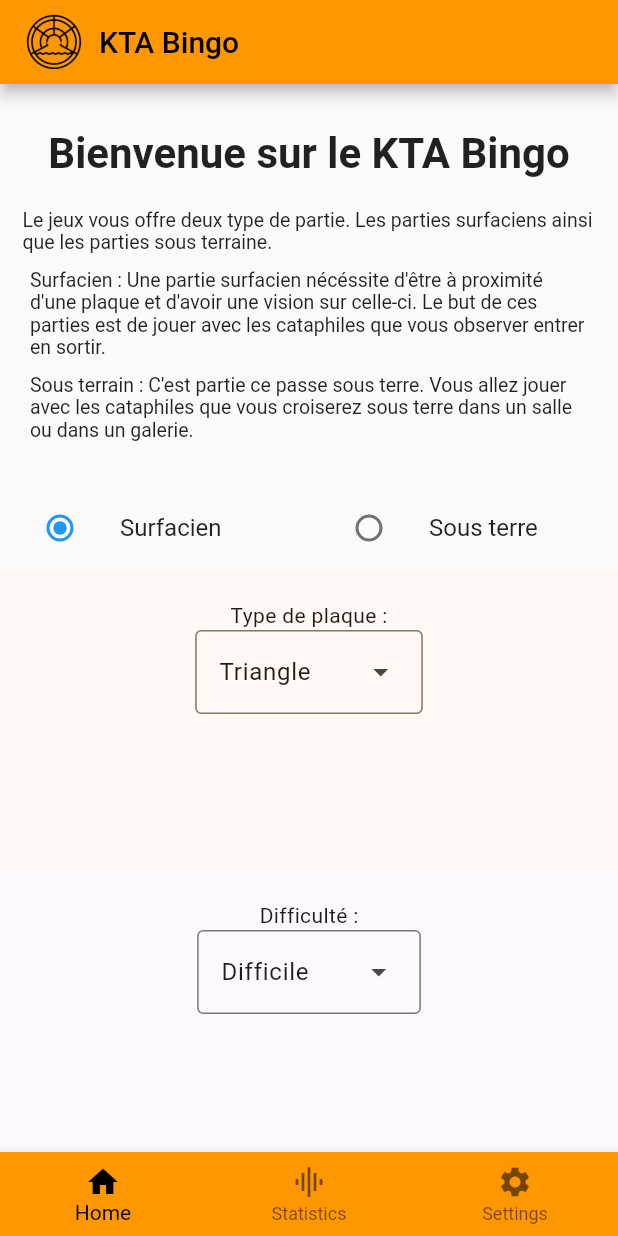
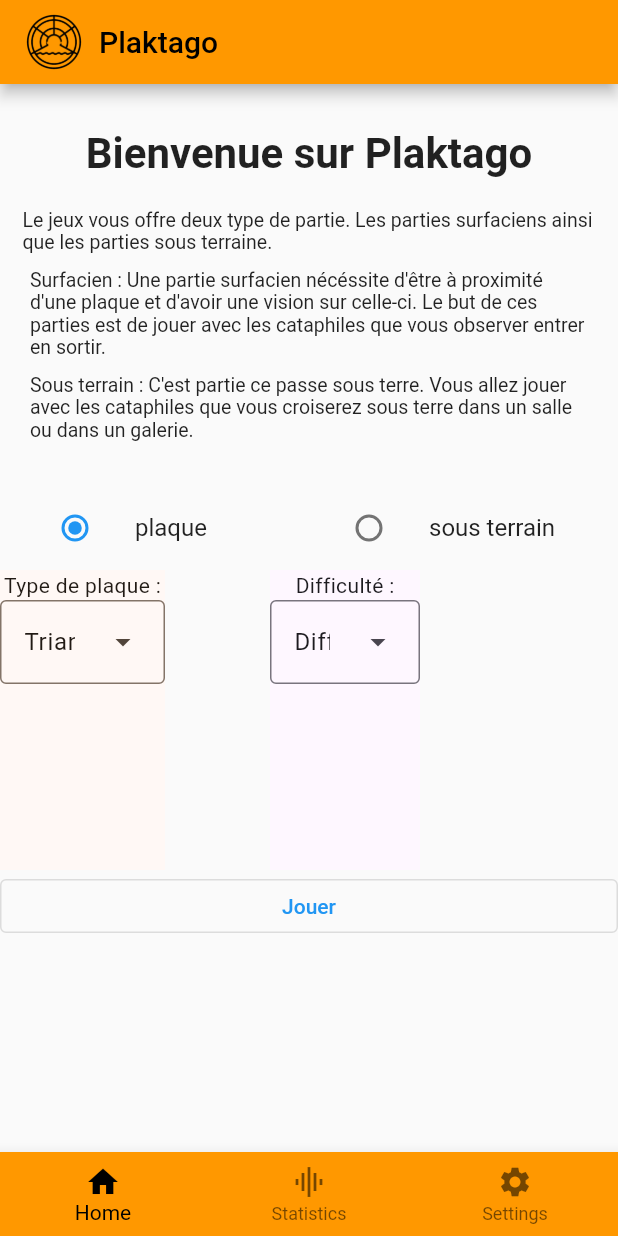
Before and after one commit to Extauren/Plaktago, a Flutter app: the screen it shows after launch, on a phone screen of 412 x 824 dp. Run offline on Flutter 3.47's test engine with Material 2 defaults, Android fonts, the light colour scheme and no system bars; our stand-ins replace stop_watch_timer.

Commit message:
Fix css display items

```diff
--- a/lib/game/board/board.dart
+++ b/lib/game/board/board.dart
@@ -9,7 +9,7 @@ class Board extends StatefulWidget {
   final Function changePoints;
   final VoidCallback resetPoint;
 
-  Board(
+  const Board(
       {Key? key,
       required this.gameType,
       required this.changePoints,
@@ -92,7 +92,7 @@ class _Board extends State<Board> {
   Widget build(BuildContext context) {
     return Column(children: [
       SizedBox(
-          height: 430,
+          height: 410,
           child: GridView.builder(
               gridDelegate: const SliverGridDelegateWithFixedCrossAxisCount(
                 crossAxisCount: nbLines,
--- a/lib/game/difficultyButton.dart
+++ b/lib/game/difficultyButton.dart
@@ -41,10 +41,11 @@ class _DifficultyButtonState extends State<DifficultyButton> {
           child: Column(
             children: <Widget>[
               Padding(
-                padding: const EdgeInsets.symmetric(vertical: 20),
-                child: Center(
+                  padding: const EdgeInsets.symmetric(vertical: 0),
+                  // child: Center(
+                  //     child:
                   child: Column(
-                  mainAxisAlignment: MainAxisAlignment.center,
+                    //mainAxisAlignment: MainAxisAlignment.center,
                     children: <Widget>[
                       Text("Difficulté :"),
                       DropdownMenu<DifficultyLabel>(
@@ -60,7 +61,6 @@ class _DifficultyButtonState extends State<DifficultyButton> {
                       ),
                     ],
                   )),
-              ),
             ],
           ),
         ),
--- a/lib/game/plaqueTypeButton.dart
+++ b/lib/game/plaqueTypeButton.dart
@@ -34,12 +34,12 @@ class _PlaqueTypeButtonState extends State<PlaqueTypeButton> {
       );
     }
 
-    final List<DropdownMenuEntry<IconLabel>> iconEntries =
-        <DropdownMenuEntry<IconLabel>>[];
-    for (final IconLabel icon in IconLabel.values) {
-      iconEntries
-          .add(DropdownMenuEntry<IconLabel>(value: icon, label: icon.label));
-    }
+    // final List<DropdownMenuEntry<IconLabel>> iconEntries =
+    //     <DropdownMenuEntry<IconLabel>>[];
+    // for (final IconLabel icon in IconLabel.values) {
+    //   iconEntries
+    //       .add(DropdownMenuEntry<IconLabel>(value: icon, label: icon.label));
+    // }
 
     return MaterialApp(
       theme: ThemeData(
@@ -51,7 +51,7 @@ class _PlaqueTypeButtonState extends State<PlaqueTypeButton> {
           child: Column(
             children: <Widget>[
               Padding(
-                padding: const EdgeInsets.symmetric(vertical: 20),
+                padding: const EdgeInsets.symmetric(vertical: 0),
                 child: Center(
                     child: Column(
                   mainAxisAlignment: MainAxisAlignment.center,
@@ -65,7 +65,6 @@ class _PlaqueTypeButtonState extends State<PlaqueTypeButton> {
                       onSelected: (PlaqueType? plaque) {
                         setState(() {
                           widget.selectecPlaque = plaque!;
-                          print(widget.selectecPlaque);
                         });
                       },
                     ),
@@ -80,16 +79,16 @@ class _PlaqueTypeButtonState extends State<PlaqueTypeButton> {
   }
 }
 
-enum IconLabel {
-  smile('Smile', Icons.sentiment_satisfied_outlined),
-  cloud(
-    'Cloud',
-    Icons.cloud_outlined,
-  ),
-  brush('Brush', Icons.brush_outlined),
-  heart('Heart', Icons.favorite);
+// enum IconLabel {
+//   smile('Smile', Icons.sentiment_satisfied_outlined),
+//   cloud(
+//     'Cloud',
+//     Icons.cloud_outlined,
+//   ),
+//   brush('Brush', Icons.brush_outlined),
+//   heart('Heart', Icons.favorite);
 
-  const IconLabel(this.label, this.icon);
-  final String label;
-  final IconData icon;
-}
+//   const IconLabel(this.label, this.icon);
+//   final String label;
+//   final IconData icon;
+// }
--- a/lib/home.dart
+++ b/lib/home.dart
@@ -11,25 +11,26 @@ class Home extends StatefulWidget {
   State<Home> createState() => _Home();
 }
 
-enum SingingCharacter { surface, sousterre }
+enum BingoType {
+  plaque('plaque'),
+  sousterre('sous terrain');
+
+  const BingoType(this.name);
+  final String name;
+}
 
 class _Home extends State<Home> {
   _Home();
-  SingingCharacter? _character = SingingCharacter.surface;
+  String _bingoTypeName = BingoType.plaque.name;
+  BingoType? _bingoType = BingoType.plaque;
   PlaqueType? selectePlaque = PlaqueType.triangle;
 
   void launchGame() {
-    // Navigator.push(
-    //   context,
-    //   MaterialPageRoute(
-    //       builder: (context) =>
-    //           Game(gameType: "Surfacien", saveGame: SaveGame())),
-    // );
     Navigator.push(
             context,
             MaterialPageRoute(
                 builder: (context) =>
-                    Game(gameType: "Surfacien", saveGame: SaveGame())))
+                    Game(gameType: _bingoTypeName, saveGame: SaveGame())))
         .then((value) {
       setState(() {});
     });
@@ -49,18 +50,17 @@ class _Home extends State<Home> {
               Container(
                   margin: const EdgeInsets.only(left: 10),
                   child: Text(
-                    'KTA Bingo',
+                    'Plaktago',
                     style: TextStyle(color: Colors.black),
                   )),
             ],
           ),
           backgroundColor: Colors.orange,
         ),
-        body: Center(
-            child: ListView(children: [
+        body: ListView(children: [
           Container(
               margin: const EdgeInsets.only(top: 30.0, left: 10, right: 10),
-              child: Text("Bienvenue sur le KTA Bingo",
+              child: Text("Bienvenue sur Plaktago",
                   style: TextStyle(fontSize: 28, fontWeight: FontWeight.w700),
                   textAlign: TextAlign.center)),
           Container(
@@ -82,35 +82,37 @@ class _Home extends State<Home> {
                 style: TextStyle(fontSize: 13),
               )),
           Container(
-              margin: const EdgeInsets.only(top: 30.0),
+              margin: const EdgeInsets.only(top: 30.0, left: 10, right: 10),
               child: ConstrainedBox(
                   constraints: BoxConstraints(
-                    maxWidth: MediaQuery.of(context).size.width - 50,
+                      //maxWidth: MediaQuery.of(context).size.width - 50,
                       ),
                   child: Row(
                     children: <Widget>[
                       Expanded(
                           child: ListTile(
-                        title: const Text('Surfacien'),
-                        leading: Radio<SingingCharacter>(
-                          value: SingingCharacter.surface,
-                          groupValue: _character,
-                          onChanged: (SingingCharacter? value) {
+                        title: Text(BingoType.plaque.name),
+                        leading: Radio<BingoType>(
+                          value: BingoType.plaque,
+                          groupValue: _bingoType,
+                          onChanged: (BingoType? value) {
                             setState(() {
-                              _character = value;
+                              _bingoType = value;
+                              _bingoTypeName = BingoType.plaque.name;
                             });
                           },
                         ),
                       )),
                       Expanded(
                         child: ListTile(
-                          title: const Text('Sous terre'),
-                          leading: Radio<SingingCharacter>(
-                            value: SingingCharacter.sousterre,
-                            groupValue: _character,
-                            onChanged: (SingingCharacter? value) {
+                          title: Text(BingoType.sousterre.name),
+                          leading: Radio<BingoType>(
+                            value: BingoType.sousterre,
+                            groupValue: _bingoType,
+                            onChanged: (BingoType? value) {
                               setState(() {
-                                _character = value;
+                                _bingoType = value;
+                                _bingoTypeName = BingoType.sousterre.name;
                               });
                             },
                           ),
@@ -118,22 +120,26 @@ class _Home extends State<Home> {
                       )
                     ],
                   ))),
-          if (_character == SingingCharacter.surface)
-            ConstrainedBox(
+          Row(children: [
+            if (_bingoType == BingoType.plaque)
+              Container(
+                  margin: EdgeInsets.only(right: 70),
+                  child: ConstrainedBox(
                       constraints: BoxConstraints(
-                  maxWidth: 200,
+                        maxWidth: 110,
                         maxHeight: 200,
                       ),
                       child: PlaqueTypeButton(
                         selectecPlaque: selectePlaque!,
-                )),
+                      ))),
             ConstrainedBox(
                 constraints: BoxConstraints(
-                maxWidth: 200,
+                  maxWidth: 100,
                   maxHeight: 200,
                 ),
                 child: DifficultyButton()),
+          ]),
           OutlinedButton(onPressed: launchGame, child: const Text('Jouer')),
-        ])));
+        ]));
   }
 }
```
Also changed, not shown: lib/game/bingo.dart (+14 -10 lines), lib/game/timer/timer.dart (+14 -43 lines). Lines whose indentation alone changed are shown as unchanged.
